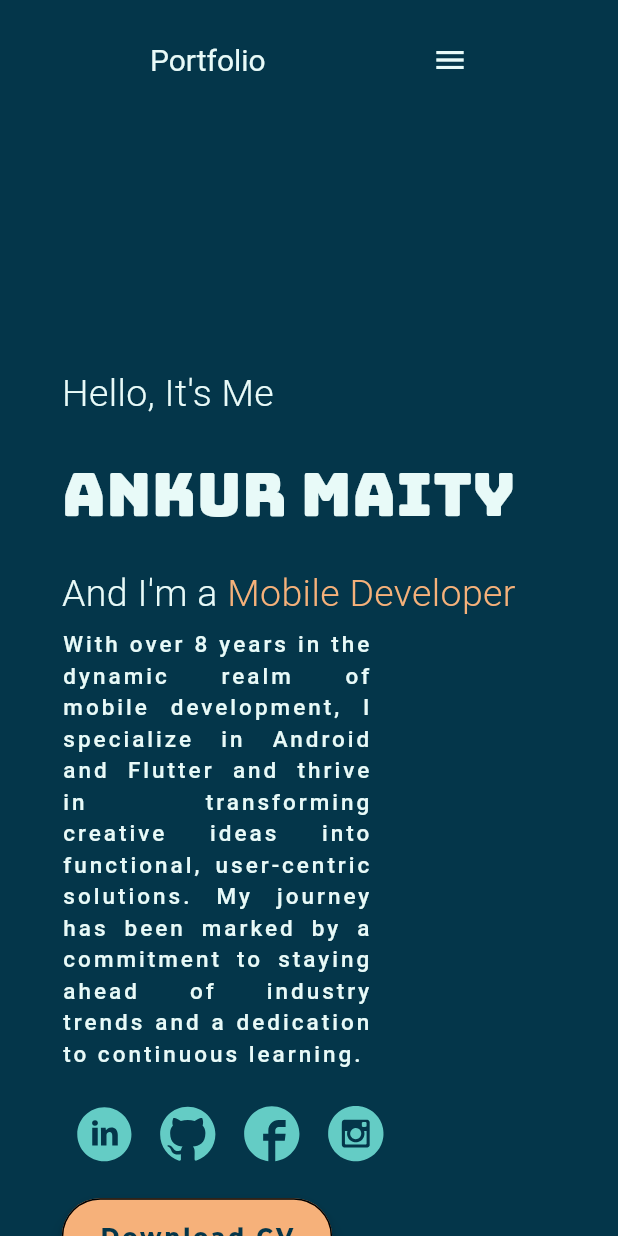
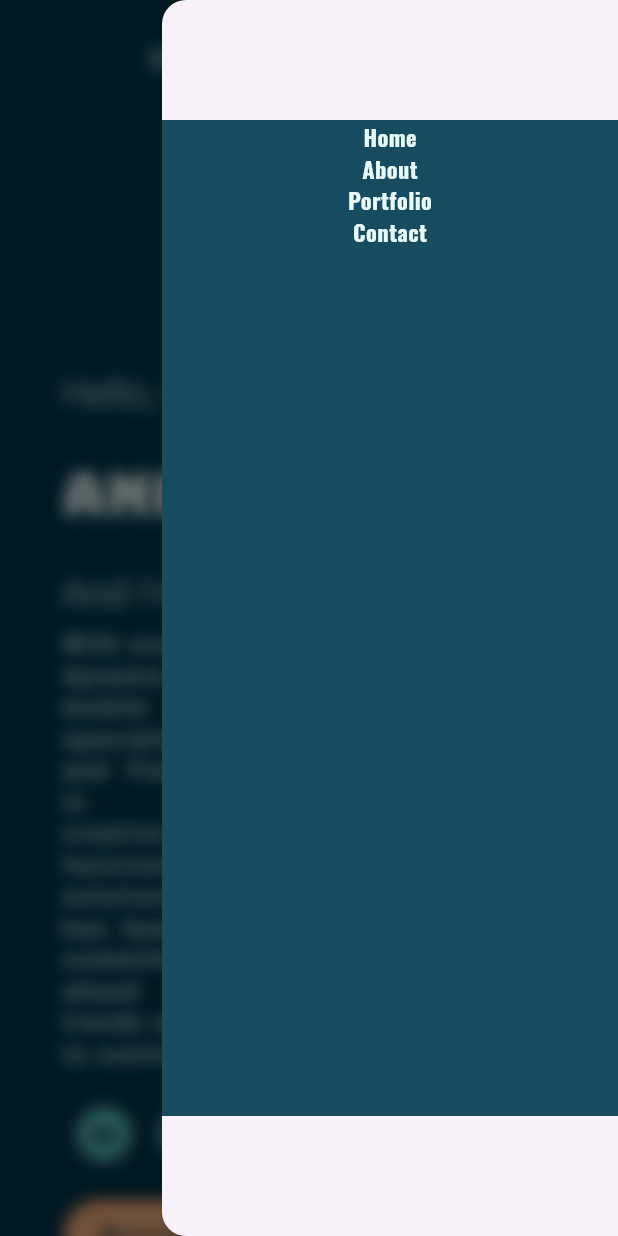
Before and after one commit to ankurmaity/AnkurPortfolio, a Flutter app: the screen it shows after launch, with the side drawer open (before the commit the screen has no drawer), on a phone screen of 412 x 824 dp. Run offline on Flutter 3.47's test engine with Material 3 defaults, Android fonts, the phone set to English and light mode, and no system bars; drawn by our look-alikes of animated_text_kit; our stand-ins replace flutter_animate, flutter_svg, get, google_fonts, shared_preferences; Roboto replaces fonts that are missing (Aboreto).

Commit message:
Splash screen, Segregate home screen

```diff
--- a/lib/routes/app_routes.dart
+++ b/lib/routes/app_routes.dart
@@ -6,6 +6,7 @@ abstract class Routes {
 
   static const SPLASH = _Paths.SPLASH;
   static const DASHBOARD = _Paths.DASHBOARD;
+  static const HOME = _Paths.HOME;
 }
 
 abstract class _Paths {
@@ -13,4 +14,5 @@ abstract class _Paths {
 
   static const SPLASH = '/splash';
   static const DASHBOARD = '/dashboard';
+  static const HOME = '/home';
 }
--- a/lib/ui/dashboard/dashboard_view.dart
+++ b/lib/ui/dashboard/dashboard_view.dart
@@ -1,8 +1,8 @@
+import 'dart:ui';
+
 import 'package:animated_text_kit/animated_text_kit.dart';
-import 'package:ankur_portfolio/data/constant.dart';
-import 'package:ankur_portfolio/ui/sections/social_media_section.dart';
+import 'package:ankur_portfolio/ui/home/home_view.dart';
 import 'package:ankur_portfolio/ui/utils/color_constants.dart';
-import 'package:ankur_portfolio/ui/utils/utils.dart';
 import 'package:flutter/material.dart';
 import 'package:get/get.dart';
 
@@ -10,18 +10,59 @@ import '../utils/style.dart';
 import 'dashboard_controller.dart';
 
 class DashboardView extends GetView<DashboardController> {
-  const DashboardView({super.key});
+  final GlobalKey<ScaffoldState> _key = GlobalKey();
+
+  DashboardView({super.key});
+
+  Drawer sideNav() {
+    return Drawer(
+        child: Stack(children: <Widget>[
+      //first child be the blur background
+      BackdropFilter(
+          filter: ImageFilter.blur(sigmaX: 5.0, sigmaY: 5.0),
+          //this is dependent on the import statment above
+          child: Container(
+              decoration: BoxDecoration(color: Colors.grey.withOpacity(0.5)))),
+      ListView(padding: EdgeInsets.zero, children: const <Widget>[
+        DrawerHeader(
+          child: Text('Hello Drawer Title'),
+        ),
+      ])
+    ]));
+  }
 
   @override
   Widget build(BuildContext context) {
     Size size = MediaQuery.of(context).size;
     return Scaffold(
+        key: _key,
+        endDrawer: BackdropFilter(
+          filter: ImageFilter.blur(sigmaX: 5.0, sigmaY: 5.0),
+          child: Drawer(
+            child: Container(
+              margin: const EdgeInsets.symmetric(vertical: 80),
+              color: ColorTheme.color5,
+              child: Column(
+                children: [
+                  Text("Home", style: Style.appBarMenuStyle()),
+                  const SizedBox(width: 30),
+                  Text("About", style: Style.appBarMenuStyle()),
+                  const SizedBox(width: 30),
+                  Text("Portfolio", style: Style.appBarMenuStyle()),
+                  const SizedBox(width: 30),
+                  Text("Contact", style: Style.appBarMenuStyle()),
+                ],
+              ),
+            ),
+          ),
+        ),
         backgroundColor: ColorTheme.bgColor,
         appBar: AppBar(
+            actions: const [SizedBox()],
             backgroundColor: ColorTheme.bgColor,
             toolbarHeight: 80,
             titleSpacing: 100,
-            title: size.width>750?titleLarge():titleSmall()),
+            title: size.width > 750 ? titleLarge() : titleSmall()),
         body: SingleChildScrollView(
           padding: EdgeInsets.only(
             top: size.height * 0.2,
@@ -31,53 +72,7 @@ class DashboardView extends GetView<DashboardController> {
           child: Column(
             crossAxisAlignment: CrossAxisAlignment.start,
             children: [
-              Text('Hello, It\'s Me', style: Style.abhayaLibre()),
-              const SizedBox(height: 20),
-              Text('Ankur Maity', style: Style.bungee()),
-              const SizedBox(height: 20),
-              Row(children: [
-                Text('And I\'m a ', style: Style.abhayaLibre()),
-                AnimatedTextKit(
-                  animatedTexts: [
-                    textAnimator('Mobile Developer'),
-                    textAnimator('Techie'),
-                    textAnimator('Mentor'),
-                  ],
-                  pause: const Duration(milliseconds: 1000),
-                  repeatForever: true,
-                  isRepeatingAnimation: true,
-                )
-              ]),
-              const SizedBox(height: 5),
-              SizedBox(
-                  width: size.width * 0.5,
-                  child: Text(
-                    'With over 8 years in the dynamic realm of mobile development, '
-                    'I specialize in Android and Flutter and thrive in transforming '
-                    'creative ideas into functional, user-centric solutions. My '
-                    'journey has been marked by a commitment to staying ahead of '
-                    'industry trends and a dedication to continuous learning.',
-                    style: Style.body(),
-                    textAlign: TextAlign.justify,
-                  )),
-              const SizedBox(height: 15),
-              const SocialMedia(),
-              const SizedBox(height: 15),
-              MaterialButton(
-                onPressed: () {
-                  Utils.launchWebUrl(Constant.resume);
-                },
-                padding:
-                    const EdgeInsets.symmetric(horizontal: 25, vertical: 15),
-                hoverColor: ColorTheme.color12_hover,
-                elevation: 5,
-                hoverElevation: 2,
-                shape:
-                    OutlineInputBorder(borderRadius: BorderRadius.circular(30)),
-                color: ColorTheme.color12,
-                child: Text('Download CV',
-                    style: Style.montserrat(color: ColorTheme.bgColor)),
-              )
+              HomeView(),
             ],
           ),
         ));
@@ -104,14 +99,20 @@ class DashboardView extends GetView<DashboardController> {
       ],
     );
   }
+
   titleSmall() {
     return Row(
       children: [
         Text("Portfolio", style: Style.appBarTitleStyle()),
         const Spacer(),
-        const InkWell(
-          onTap: null,
-          child: Icon(Icons.menu, color: ColorTheme.textColor,),
+        InkWell(
+          onTap: () {
+            _key.currentState!.openEndDrawer();
+          },
+          child: const Icon(
+            Icons.menu,
+            color: ColorTheme.textColor,
+          ),
         ),
       ],
     );
--- /dev/null
+++ b/lib/ui/home/home_view.dart
@@ -0,0 +1,111 @@
+import 'package:animated_text_kit/animated_text_kit.dart';
+import 'package:ankur_portfolio/data/constant.dart';
+import 'package:ankur_portfolio/ui/sections/social_media_section.dart';
+import 'package:ankur_portfolio/ui/utils/color_constants.dart';
+import 'package:ankur_portfolio/ui/utils/utils.dart';
+import 'package:flutter/material.dart';
+import 'package:get/get.dart';
+
+import '../utils/style.dart';
+import 'home_controller.dart';
+
+class HomeView extends GetWidget<HomeController> {
+  final GlobalKey<ScaffoldState> _key = GlobalKey();
+
+  HomeView({super.key});
+
+  @override
+  Widget build(BuildContext context) {
+    Size size = MediaQuery.of(context).size;
+    return Column(
+      crossAxisAlignment: CrossAxisAlignment.start,
+      children: [
+        Text('Hello, It\'s Me', style: Style.abhayaLibre()),
+        const SizedBox(height: 20),
+        Text('Ankur Maity', style: Style.bungee()),
+        const SizedBox(height: 20),
+        Row(children: [
+          Text('And I\'m a ', style: Style.abhayaLibre()),
+          AnimatedTextKit(
+            animatedTexts: [
+              textAnimator('Mobile Developer'),
+              textAnimator('Techie'),
+              textAnimator('Mentor'),
+            ],
+            pause: const Duration(milliseconds: 1000),
+            repeatForever: true,
+            isRepeatingAnimation: true,
+          )
+        ]),
+        const SizedBox(height: 5),
+        SizedBox(
+            width: size.width * 0.5,
+            child: Text(
+              'With over 8 years in the dynamic realm of mobile development, '
+              'I specialize in Android and Flutter and thrive in transforming '
+              'creative ideas into functional, user-centric solutions. My '
+              'journey has been marked by a commitment to staying ahead of '
+              'industry trends and a dedication to continuous learning.',
+              style: Style.body(),
+              textAlign: TextAlign.justify,
+            )),
+        const SizedBox(height: 15),
+        const SocialMedia(),
+        const SizedBox(height: 15),
+        MaterialButton(
+          onPressed: () {
+            Utils.launchWebUrl(Constant.resume);
+          },
+          padding: const EdgeInsets.symmetric(horizontal: 25, vertical: 15),
+          hoverColor: ColorTheme.color12_hover,
+          elevation: 5,
+          hoverElevation: 2,
+          shape: OutlineInputBorder(borderRadius: BorderRadius.circular(30)),
+          color: ColorTheme.color12,
+          child: Text('Download CV',
+              style: Style.montserrat(color: ColorTheme.bgColor)),
+        )
+      ],
+    );
+  }
+
+  textAnimator(String text) {
+    return TyperAnimatedText(text,
+        textStyle: Style.abhayaLibre(color: ColorTheme.color12),
+        speed: const Duration(milliseconds: 100));
+  }
+
+  titleLarge() {
+    return Row(
+      children: [
+        Text("Portfolio", style: Style.appBarTitleStyle()),
+        const Spacer(),
+        Text("Home", style: Style.appBarMenuStyle()),
+        const SizedBox(width: 30),
+        Text("About", style: Style.appBarMenuStyle()),
+        const SizedBox(width: 30),
+        Text("Portfolio", style: Style.appBarMenuStyle()),
+        const SizedBox(width: 30),
+        Text("Contact", style: Style.appBarMenuStyle()),
+      ],
+    );
+  }
+
+  titleSmall() {
+    return Row(
+      children: [
+        Text("Portfolio", style: Style.appBarTitleStyle()),
+        const Spacer(),
+        InkWell(
+          onTap: () {
+            _key.currentState!.openEndDrawer();
+          },
+          child: const Icon(
+            Icons.menu,
+            color: ColorTheme.textColor,
+          ),
+        ),
+      ],
+    );
+  }
+}
--- a/lib/ui/splash/splash_view.dart
+++ b/lib/ui/splash/splash_view.dart
@@ -13,7 +13,7 @@ class SplashView extends GetView<SplashController> {
     return const Scaffold(
         body: Center(
             child: Image(
-      image: AssetImage('assets/icons/ic_logo.png'),
+      image: AssetImage('assets/images/coder_logo.png'),
       width: 200,
       height: 200,
     )));
```
Also changed, not shown: lib/routes/app_pages.dart (+8 -1 lines), lib/ui/home/home_binding.dart (added, +13 -0 lines), lib/ui/home/home_controller.dart (added, +20 -0 lines), assets/images/coder_logo.png (added), firebase.json, pubspec.lock.
